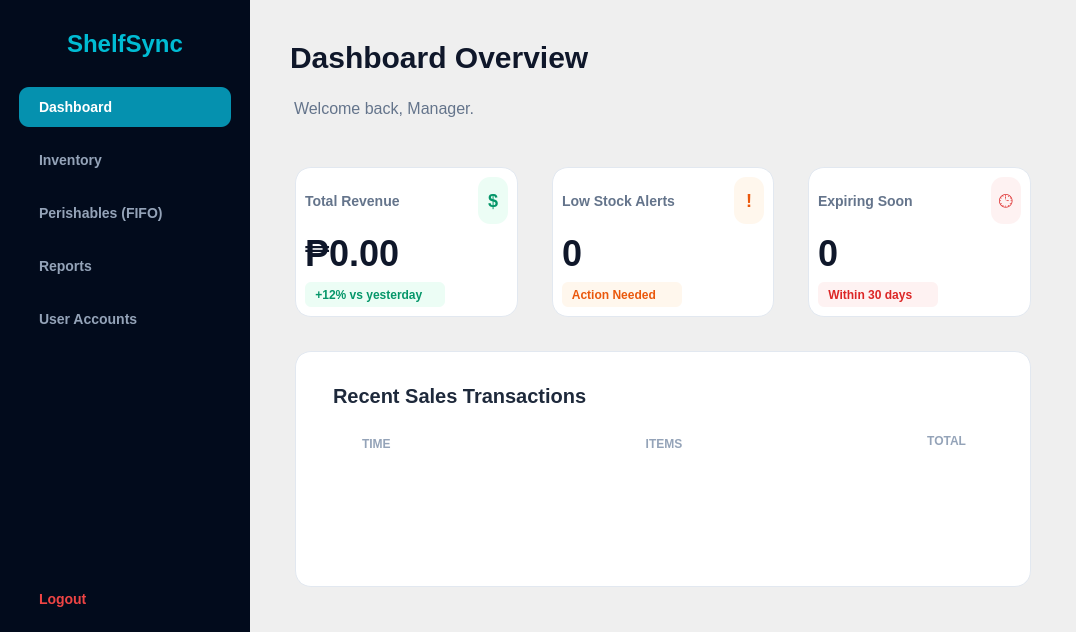
The window that views/dashboard_window.ui (hiroluv/ShelfSync_POS) describes before a commit, drawn with Qt 5.
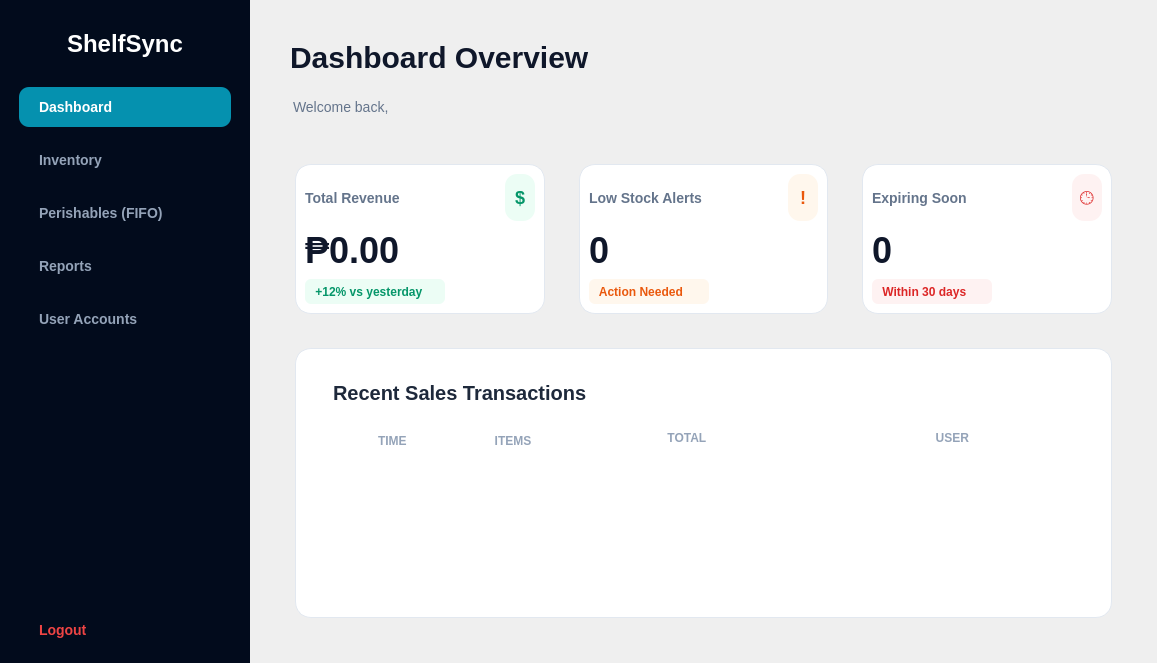
The same window after the commit.

Commit message: 12-16-2025 Dashboard Timer Added Recent Sale Fixation

What changed in the file:
```diff
--- a/views/dashboard_window.ui
+++ b/views/dashboard_window.ui
@@ -6,8 +6,8 @@
    <rect>
     <x>0</x>
     <y>0</y>
-    <width>1076</width>
-    <height>632</height>
+    <width>1157</width>
+    <height>663</height>
    </rect>
   </property>
   <property name="windowTitle">
@@ -74,7 +74,7 @@
        <item>
         <widget class="QLabel" name="label_logo">
          <property name="styleSheet">
-          <string notr="true">font-size: 24px; font-weight: 800; color: #00BCD4; margin-bottom: 20px;</string>
+          <string notr="true">font-size: 24px; font-weight: 800; margin-bottom: 20px;</string>
          </property>
          <property name="text">
           <string>ShelfSync</string>
@@ -215,11 +215,17 @@
         </item>
         <item>
          <widget class="QLabel" name="label_dash_sub">
+          <property name="maximumSize">
+           <size>
+            <width>300</width>
+            <height>16777215</height>
+           </size>
+          </property>
           <property name="styleSheet">
-           <string notr="true">font-size: 16px; color: #64748B; /* Slate-500 */ margin-bottom: 20px;</string>
+           <string notr="true">font-size: 14px; color: #64748B; /* text-slate-600 */ margin-bottom: 20px;</string>
           </property>
           <property name="text">
-           <string>Welcome back, Manager.</string>
+           <string>Welcome back,</string>
           </property>
          </widget>
         </item>
@@ -532,6 +538,12 @@
             <verstretch>0</verstretch>
            </sizepolicy>
           </property>
+          <property name="minimumSize">
+           <size>
+            <width>0</width>
+            <height>270</height>
+           </size>
+          </property>
           <property name="styleSheet">
            <string notr="true">QFrame#frame_table { background-color: white; border-radius: 16px; border: 1px solid #E2E8F0; margin: 5px; }</string>
           </property>
@@ -572,11 +584,11 @@
                 <enum>Qt::Orientation::Horizontal</enum>
                </property>
                <property name="sizeType">
-                <enum>QSizePolicy::Policy::Maximum</enum>
+                <enum>QSizePolicy::Policy::Fixed</enum>
                </property>
                <property name="sizeHint" stdset="0">
                 <size>
-                 <width>24</width>
+                 <width>40</width>
                  <height>20</height>
                 </size>
                </property>
@@ -592,6 +604,22 @@
                </property>
               </widget>
              </item>
+             <item>
+              <spacer name="horizontalSpacer_3">
+               <property name="orientation">
+                <enum>Qt::Orientation::Horizontal</enum>
+               </property>
+               <property name="sizeType">
+                <enum>QSizePolicy::Policy::Fixed</enum>
+               </property>
+               <property name="sizeHint" stdset="0">
+                <size>
+                 <width>50</width>
+                 <height>20</height>
+                </size>
+               </property>
+              </spacer>
+             </item>
              <item>
               <widget class="QLabel" name="header_items">
                <property name="styleSheet">
@@ -605,13 +633,29 @@
                </property>
               </widget>
              </item>
+             <item>
+              <spacer name="horizontalSpacer">
+               <property name="orientation">
+                <enum>Qt::Orientation::Horizontal</enum>
+               </property>
+               <property name="sizeType">
+                <enum>QSizePolicy::Policy::Fixed</enum>
+               </property>
+               <property name="sizeHint" stdset="0">
+                <size>
+                 <width>122</width>
+                 <height>20</height>
+                </size>
+               </property>
+              </spacer>
+             </item>
              <item>
               <widget class="QLabel" name="header_total">
                <property name="styleSheet">
                 <string>color: #94A3B8; font-weight: 700; font-size: 12px;</string>
                </property>
                <property name="text">
-                <string>TOTAL</string>
+                <string>TOTAL                                                                     USER</string>
                </property>
                <property name="alignment">
                 <set>Qt::AlignmentFlag::AlignRight</set>
@@ -619,17 +663,17 @@
               </widget>
              </item>
              <item>
-              <spacer name="horizontalSpacer">
+              <spacer name="horizontalSpacer_4">
                <property name="orientation">
                 <enum>Qt::Orientation::Horizontal</enum>
                </property>
                <property name="sizeType">
-                <enum>QSizePolicy::Policy::Maximum</enum>
+                <enum>QSizePolicy::Policy::Fixed</enum>
                </property>
                <property name="sizeHint" stdset="0">
                 <size>
-                 <width>22</width>
-                 <height>20</height>
+                 <width>100</width>
+                 <height>0</height>
                 </size>
                </property>
               </spacer>
@@ -660,8 +704,8 @@
                <rect>
                 <x>0</x>
                 <y>0</y>
-                <width>670</width>
-                <height>80</height>
+                <width>751</width>
+                <height>113</height>
                </rect>
               </property>
               <layout class="QVBoxLayout" name="layout_sales_list">
```
The commit also changes 13 other files.
